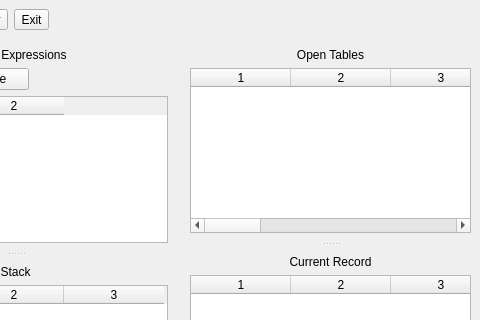
Old version of the form branches/branch1/hbide/debugger.ui in the repository tnsr1/hbidewithdebugger; both pictures show x 146 to 626 and y 0 to 320 of the 626 by 712 pixel window.
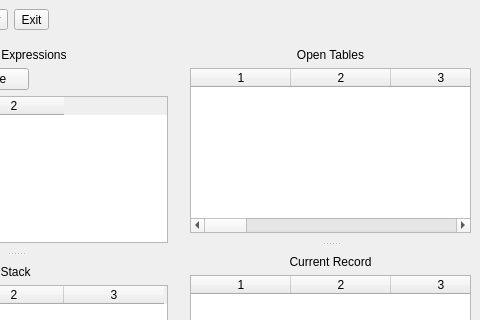
New version of the form.

Patch:
```diff
--- a/branches/branch1/hbide/debugger.ui
+++ b/branches/branch1/hbide/debugger.ui
@@ -404,7 +404,7 @@
               <item>
                <widget class="QTableWidget" name="tableOpenTables">
                 <property name="columnCount">
-                 <number>9</number>
+                 <number>12</number>
                 </property>
                 <column/>
                 <column/>
@@ -415,6 +415,9 @@
                 <column/>
                 <column/>
                 <column/>
+                <column/>
+                <column/>
+                <column/>
                </widget>
               </item>
              </layout>
```
